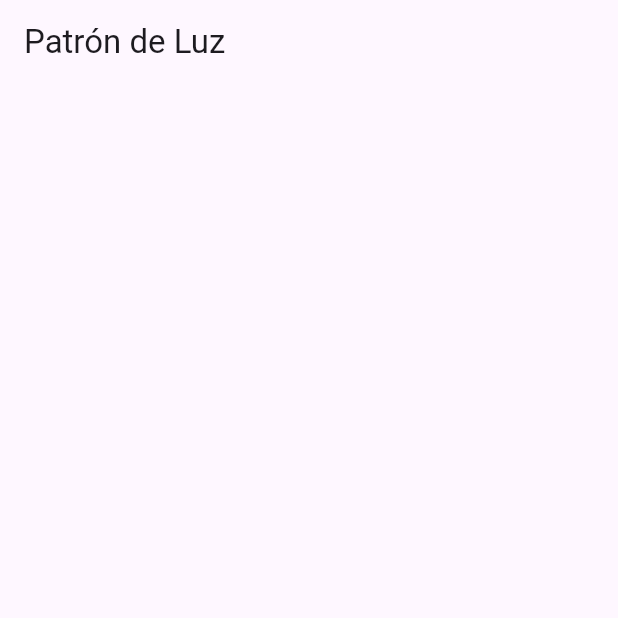
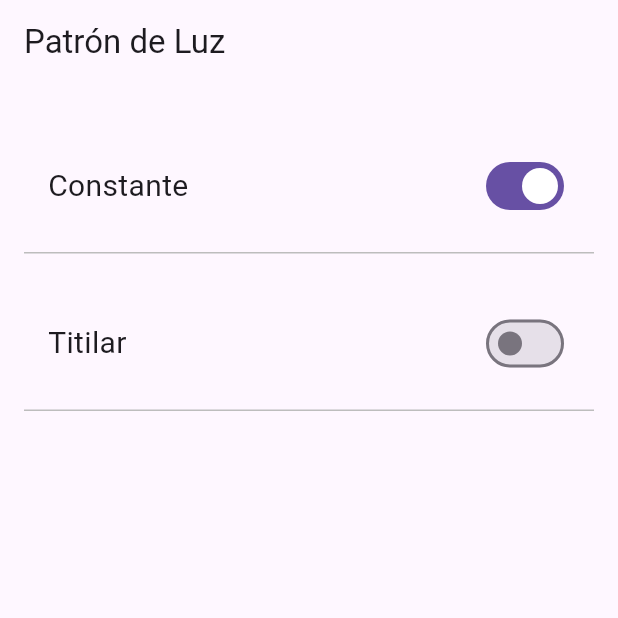
Before and after one commit to JuanRomanOtero10/flutter_proyecto_final, a Flutter app: the PatronLuz screen opened by its route, on a phone screen of 412 x 824 dp, the top half of it. Run offline on Flutter 3.47's test engine with Material 3 defaults, Android fonts, the phone set to English and light mode, and no system bars; our stand-ins replace go_router.

Commit message:
Sumamos lo visual de luz y vibración

```diff
--- a/flutter_proyecto_final/lib/Presentation/Screens/patron_luz.dart
+++ b/flutter_proyecto_final/lib/Presentation/Screens/patron_luz.dart
@@ -1,13 +1,103 @@
 import 'package:flutter/material.dart';
 
-class PatronLuz extends StatelessWidget {
+class PatronLuz extends StatefulWidget {
   const PatronLuz({super.key});
+
+  @override
+  State<PatronLuz> createState() => _PatronLuzState();
+}
+
+class _PatronLuzState extends State<PatronLuz> {
+  bool constante = true;
+  bool titilar = false;
+
+  void activarConstante() {
+    setState(() {
+      constante = true;
+      titilar = false;
+    });
+  }
+
+  void activarTitilar() {
+    setState(() {
+      titilar = true;
+      constante = false;
+    });
+  }
 
   @override
   Widget build(BuildContext context) {
     return Scaffold(
       appBar: AppBar(
         title: const Text('Patrón de Luz'),
+        backgroundColor: Theme.of(context).scaffoldBackgroundColor,
+      ),
+      body: Padding(
+        padding: const EdgeInsets.all(16.0),
+        child: Column(
+          children: [
+            // Constante
+            GestureDetector(
+              onTap: activarConstante,
+              child: Container(
+                padding: const EdgeInsets.symmetric(horizontal: 16, vertical: 20),
+                margin: const EdgeInsets.symmetric(vertical: 8),
+                decoration: BoxDecoration(
+                  color: Theme.of(context).scaffoldBackgroundColor,
+                  border: Border(
+                    bottom: BorderSide(color: Colors.grey.shade400),
+                  ),
+                ),
+                child: Row(
+                  children: [
+                    const Expanded(
+                      child: Text(
+                        'Constante',
+                        style: TextStyle(fontSize: 20),
+                      ),
+                    ),
+                    Switch(
+                      value: constante,
+                      onChanged: (val) {
+                        activarConstante();
+                      },
+                    ),
+                  ],
+                ),
+              ),
+            ),
+            // Titilar
+            GestureDetector(
+              onTap: activarTitilar,
+              child: Container(
+                padding: const EdgeInsets.symmetric(horizontal: 16, vertical: 20),
+                margin: const EdgeInsets.symmetric(vertical: 8),
+                decoration: BoxDecoration(
+                  color: Theme.of(context).scaffoldBackgroundColor,
+                  border: Border(
+                    bottom: BorderSide(color: Colors.grey.shade400),
+                  ),
+                ),
+                child: Row(
+                  children: [
+                    const Expanded(
+                      child: Text(
+                        'Titilar',
+                        style: TextStyle(fontSize: 20),
+                      ),
+                    ),
+                    Switch(
+                      value: titilar,
+                      onChanged: (val) {
+                        activarTitilar();
+                      },
+                    ),
+                  ],
+                ),
+              ),
+            ),
+          ],
+        ),
       ),
     );
   }
```
Also changed, not shown: flutter_proyecto_final/lib/Presentation/Screens/patron_vibracion.dart (+43 -2 lines).
